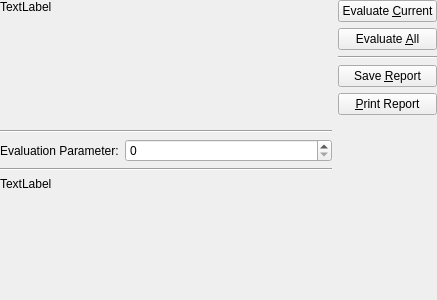
Before: the Qt Designer form plugins/imfccsfit/qfimfccsfitevaluation_editor.ui in jkriege2/QuickFit3, drawn with Qt 5.
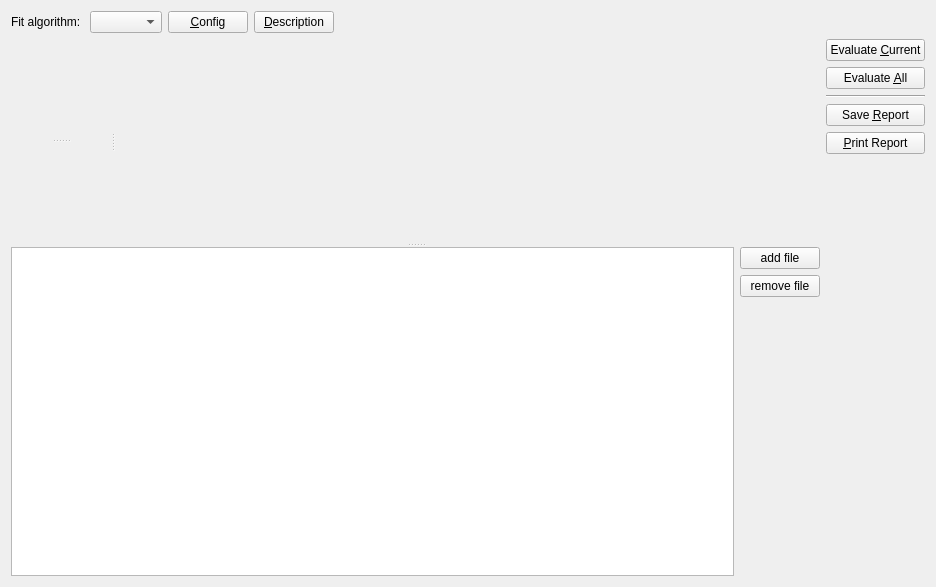
After: the same form once the commit is applied. Icons and pictures are not drawn. Custom widgets are drawn as their Qt base class.

Commit message: QuickFit3/imFCCSFit: improvements QuickFit3/imFCSFit: added overview widget

What changed in the file:
```diff
--- a/plugins/imfccsfit/qfimfccsfitevaluation_editor.ui
+++ b/plugins/imfccsfit/qfimfccsfitevaluation_editor.ui
@@ -6,73 +6,102 @@
    <rect>
     <x>0</x>
     <y>0</y>
-    <width>437</width>
-    <height>300</height>
+    <width>936</width>
+    <height>587</height>
    </rect>
   </property>
   <property name="windowTitle">
    <string>Form</string>
   </property>
-  <layout class="QHBoxLayout" name="horizontalLayout" stretch="1,0">
-   <property name="margin">
-    <number>0</number>
-   </property>
-   <item>
-    <layout class="QVBoxLayout" name="verticalLayout_2" stretch="1,0,0,0,1">
-     <item>
-      <widget class="QLabel" name="labRecord">
-       <property name="text">
-        <string>TextLabel</string>
-       </property>
-       <property name="alignment">
-        <set>Qt::AlignLeading|Qt::AlignLeft|Qt::AlignTop</set>
-       </property>
-      </widget>
-     </item>
-     <item>
-      <widget class="Line" name="line">
+  <layout class="QGridLayout" name="gridLayout" columnstretch="1,0">
+   <item row="1" column="0">
+    <widget class="QVisibleHandleSplitter" name="splitter_3">
+     <property name="orientation">
+      <enum>Qt::Vertical</enum>
+     </property>
+     <widget class="QVisibleHandleSplitter" name="splitter_2">
+      <property name="orientation">
+       <enum>Qt::Horizontal</enum>
+      </property>
+      <widget class="QVisibleHandleSplitter" name="splitter">
        <property name="orientation">
-        <enum>Qt::Horizontal</enum>
+        <enum>Qt::Vertical</enum>
        </property>
+       <widget class="QFPlotter" name="pltData" native="true">
+        <property name="minimumSize">
+         <size>
+          <width>100</width>
+          <height>100</height>
+         </size>
+        </property>
+       </widget>
+       <widget class="QFPlotter" name="pltResidual" native="true">
+        <property name="minimumSize">
+         <size>
+          <width>100</width>
+          <height>100</height>
+         </size>
+        </property>
+       </widget>
       </widget>
-     </item>
-     <item>
-      <layout class="QFormLayout" name="formLayout">
-       <property name="fieldGrowthPolicy">
-        <enum>QFormLayout::AllNonFixedFieldsGrow</enum>
+      <widget class="QFRDRImageToRunPreview" name="pltOverview" native="true">
+       <property name="minimumSize">
+        <size>
+         <width>100</width>
+         <height>100</height>
+        </size>
        </property>
-       <item row="0" column="0">
-        <widget class="QLabel" name="label">
-         <property name="text">
-          <string>Evaluation Parameter:</string>
-         </property>
-        </widget>
+      </widget>
+     </widget>
+     <widget class="QWidget" name="horizontalLayoutWidget">
+      <layout class="QHBoxLayout" name="horizontalLayout">
+       <item>
+        <widget class="QTableView" name="tableView"/>
        </item>
-       <item row="0" column="1">
-        <widget class="QSpinBox" name="spinEvaluationParameter"/>
+       <item>
+        <layout class="QVBoxLayout" name="verticalLayout_2">
+         <item>
+          <widget class="QPushButton" name="btnAddFile">
+           <property name="text">
+            <string>add file</string>
+           </property>
+           <property name="icon">
+            <iconset resource="../../lib/lib.qrc">
+             <normaloff>:/lib/file_add.png</normaloff>:/lib/file_add.png</iconset>
+           </property>
+          </widget>
+         </item>
+         <item>
+          <widget class="QPushButton" name="btnRemoveFile">
+           <property name="text">
+            <string>remove file</string>
+           </property>
+           <property name="icon">
+            <iconset resource="../../lib/lib.qrc">
+             <normaloff>:/lib/file_delete.png</normaloff>:/lib/file_delete.png</iconset>
+           </property>
+          </widget>
+         </item>
+         <item>
+          <spacer name="verticalSpacer_2">
+           <property name="orientation">
+            <enum>Qt::Vertical</enum>
+           </property>
+           <property name="sizeHint" stdset="0">
+            <size>
+             <width>20</width>
+             <height>40</height>
+            </size>
+           </property>
+          </spacer>
+         </item>
+        </layout>
        </item>
       </layout>
-     </item>
-     <item>
-      <widget class="Line" name="line_3">
-       <property name="orientation">
-        <enum>Qt::Horizontal</enum>
-       </property>
-      </widget>
-     </item>
-     <item>
-      <widget class="QLabel" name="labResults">
-       <property name="text">
-        <string>TextLabel</string>
-       </property>
-       <property name="alignment">
-        <set>Qt::AlignLeading|Qt::AlignLeft|Qt::AlignTop</set>
-       </property>
-      </widget>
-     </item>
-    </layout>
+     </widget>
+    </widget>
    </item>
-   <item>
+   <item row="1" column="1">
     <layout class="QVBoxLayout" name="verticalLayout">
      <item>
       <widget class="QPushButton" name="btnEvaluateCurrent">
@@ -140,8 +169,78 @@
      </item>
     </layout>
    </item>
+   <item row="0" column="0" colspan="2">
+    <layout class="QGridLayout" name="gridLayout_2">
+     <item row="0" column="1">
+      <widget class="QFFitAlgorithmComboBox" name="cmbFitAlgorithm"/>
+     </item>
+     <item row="0" column="4">
+      <spacer name="horizontalSpacer">
+       <property name="orientation">
+        <enum>Qt::Horizontal</enum>
+       </property>
+       <property name="sizeHint" stdset="0">
+        <size>
+         <width>40</width>
+         <height>20</height>
+        </size>
+       </property>
+      </spacer>
+     </item>
+     <item row="0" column="0">
+      <widget class="QLabel" name="label">
+       <property name="text">
+        <string>Fit algorithm: </string>
+       </property>
+      </widget>
+     </item>
+     <item row="0" column="2">
+      <widget class="QPushButton" name="btnAlgorithmConfig">
+       <property name="text">
+        <string>&amp;Config</string>
+       </property>
+      </widget>
+     </item>
+     <item row="0" column="3">
+      <widget class="QPushButton" name="btnAlgorithmHelp">
+       <property name="text">
+        <string>&amp;Description</string>
+       </property>
+       <property name="icon">
+        <iconset resource="../../lib/lib.qrc">
+         <normaloff>:/lib/help.png</normaloff>:/lib/help.png</iconset>
+       </property>
+      </widget>
+     </item>
+    </layout>
+   </item>
   </layout>
  </widget>
+ <customwidgets>
+  <customwidget>
+   <class>QFPlotter</class>
+   <extends>QWidget</extends>
+   <header>qfplotter.h</header>
+   <container>1</container>
+  </customwidget>
+  <customwidget>
+   <class>QVisibleHandleSplitter</class>
+   <extends>QSplitter</extends>
+   <header>qvisiblehandlesplitter.h</header>
+   <container>1</container>
+  </customwidget>
+  <customwidget>
+   <class>QFRDRImageToRunPreview</class>
+   <extends>QWidget</extends>
+   <header>qfrdrimagetorunpreview.h</header>
+   <container>1</container>
+  </customwidget>
+  <customwidget>
+   <class>QFFitAlgorithmComboBox</class>
+   <extends>QComboBox</extends>
+   <header>qffitalgorithmcombobox.h</header>
+  </customwidget>
+ </customwidgets>
  <resources>
   <include location="qfimfccsfitevaluation.qrc"/>
  </resources>
```
Left out of the diff: 69 changed lines with no effect on the pictures. The commit also changes 49 other files.
